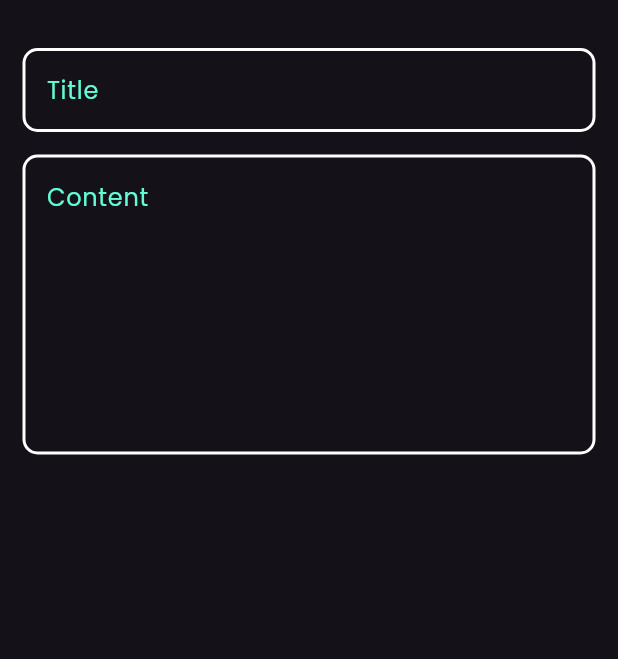
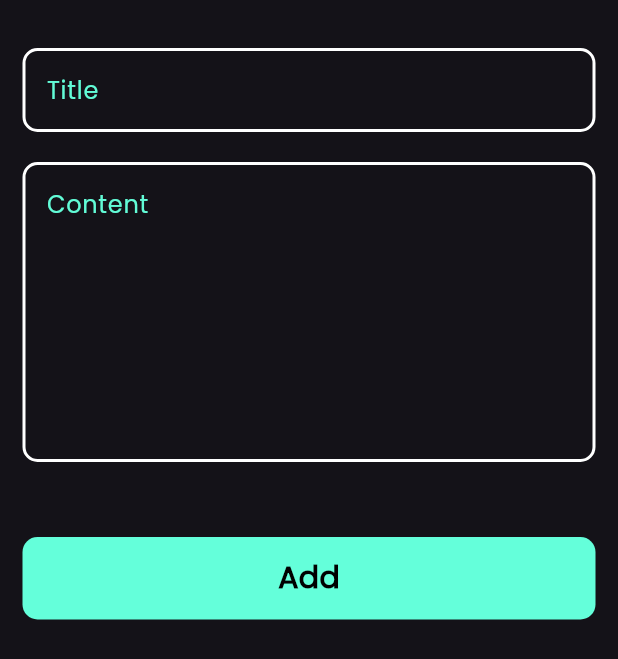
Before and after one commit to Ehabhanna1/Notes-App, a Flutter app: the AddNotesButtomSheet widget shown alone on an empty page, opened directly, on a phone screen of 412 x 824 dp. Shown: the top 659 px of the screen. Run offline on Flutter 3.47's test engine with Material 3 defaults, Android fonts, the phone set to English and light mode, and no system bars.

Commit message:
finish notes buttom sheet

```diff
--- a/lib/views/widgets/add_note_buttom_sheet.dart
+++ b/lib/views/widgets/add_note_buttom_sheet.dart
@@ -1,4 +1,5 @@
 import 'package:flutter/material.dart';
+import 'package:notes_app/views/widgets/custom_button.dart';
 import 'package:notes_app/views/widgets/custom_text_field.dart';
 
 class AddNotesButtomSheet extends StatelessWidget {
@@ -6,23 +7,23 @@ class AddNotesButtomSheet extends StatelessWidget {
 
   @override
   Widget build(BuildContext context) {
-    return Container(
-
-      child: Padding(
-        padding: const EdgeInsets.symmetric(horizontal: 15),
+    // ignore: avoid_unnecessary_containers
+    return Padding(
+      padding: const EdgeInsets.symmetric(horizontal: 15),
+      child: SingleChildScrollView(
         child: Column(
           children: [
             SizedBox(height: 32,),
            const CustomTextField(hintText: 'Title',),
-            const SizedBox(height: 15,),
+            const SizedBox(height: 20,),
            const CustomTextField(hintText: 'Content',maxLines: 7,),
+           const SizedBox(height: 50,),
+          const CustomButton(),
+          const SizedBox(height: 30,),
+
           ],
         ),
       ),
-
-
-
-
     );
   }
 }
--- /dev/null
+++ b/lib/views/widgets/custom_button.dart
@@ -0,0 +1,18 @@
+import 'package:flutter/material.dart';
+
+class CustomButton extends StatelessWidget {
+  const CustomButton({super.key});
+
+  @override
+  Widget build(BuildContext context) {
+    return Container(
+      width: MediaQuery.of(context).size.width,
+      height: 55,
+      decoration: BoxDecoration(
+        color: Colors.tealAccent,
+        borderRadius: BorderRadius.circular(10)
+      ),
+      child: Center(child: Text("Add",style: TextStyle(color: Colors.black,fontSize: 20,fontWeight: FontWeight.bold),),),
+    );
+  }
+}
--- a/lib/views/widgets/note_item.dart
+++ b/lib/views/widgets/note_item.dart
@@ -29,6 +29,7 @@ class NoteItem extends StatelessWidget {
               padding: const EdgeInsets.only(right: 24),
               child: Text("Mar24,2025",
 
+              // ignore: deprecated_member_use
               style: TextStyle(color: Colors.black.withOpacity(0.4),fontSize: 16),),
             )
         ],
```
